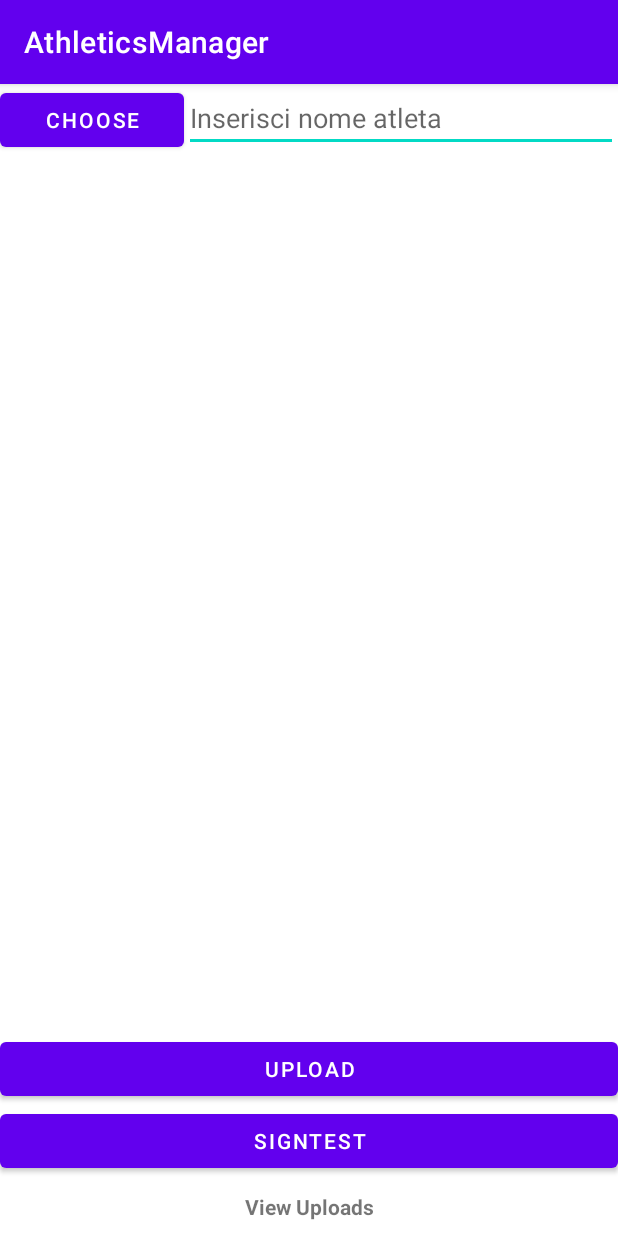
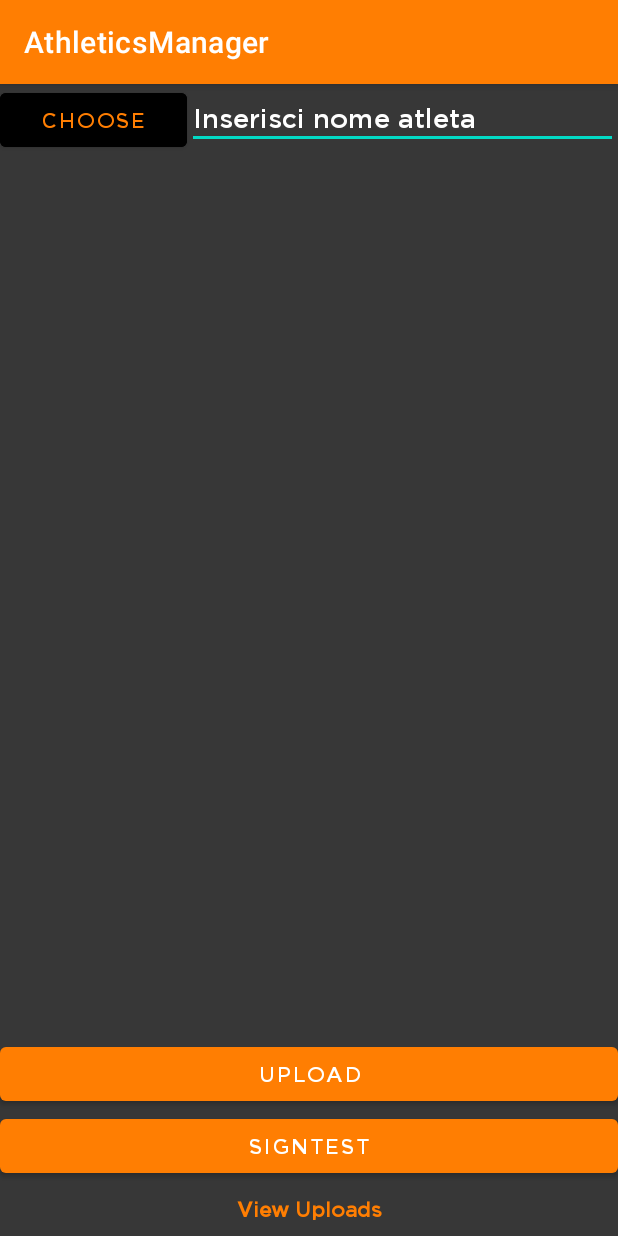
Before and after one commit to UraharaMatt/AthleticsManager, an Android app: the screen it shows after launch (MainActivity), on a phone screen of 412 x 824 dp. Run offline under Robolectric (Android 15) with nearby library versions, the phone set to English and light mode, and no system bars; our stand-ins replace Firebase (no records; nobody signed in at launch, a user with empty details on screens opened directly); 3 statements that could not run were skipped.

```diff
--- a/app/build.gradle
+++ b/app/build.gradle
@@ -50,6 +50,9 @@ dependencies {
     implementation 'androidx.appcompat:appcompat:1.5.0'
     implementation 'com.google.android.material:material:1.6.1'
     implementation 'androidx.constraintlayout:constraintlayout:2.1.4'
+    implementation 'androidx.annotation:annotation:1.2.0'
+    implementation 'androidx.lifecycle:lifecycle-livedata-ktx:2.4.1'
+    implementation 'androidx.lifecycle:lifecycle-viewmodel-ktx:2.4.1'
     testImplementation 'junit:junit:4.13.2'
     androidTestImplementation 'androidx.test.ext:junit:1.1.3'
     androidTestImplementation 'androidx.test.espresso:espresso-core:3.4.0'
--- a/app/src/main/res/layout/activity_main.xml
+++ b/app/src/main/res/layout/activity_main.xml
@@ -4,6 +4,7 @@
     android:id="@+id/activity_main"
     android:layout_width="match_parent"
     android:layout_height="match_parent"
+    android:background="#373737"
     tools:context="MainActivity">
 
     <LinearLayout
@@ -17,14 +18,23 @@
             android:layout_width="wrap_content"
             android:layout_height="wrap_content"
             android:layout_weight="1"
-            android:text="Choose" />
+            android:backgroundTint="@color/black"
+            android:fontFamily="@font/gotham2"
+            android:text="Choose"
+            android:textColor="@color/orangeAccent"
+            android:textColorHint="@color/black" />
 
         <EditText
             android:id="@+id/eTXTNomeFile"
             android:layout_width="wrap_content"
             android:layout_height="wrap_content"
             android:layout_weight="4"
-            android:hint="Inserisci nome atleta" />
+            android:fontFamily="@font/gotham2"
+            android:hint="Inserisci nome atleta"
+            android:textColor="@color/white"
+            android:textColorHighlight="#FF5722"
+            android:textColorHint="@color/white"
+            android:textColorLink="@color/orangeAccent" />
 
     </LinearLayout>
 
@@ -33,9 +43,9 @@
         android:id="@+id/imageView"
         android:layout_width="match_parent"
         android:layout_height="wrap_content"
-        android:layout_alignParentLeft="true"
+        android:layout_below="@+id/linearLayout"
         android:layout_alignParentStart="true"
-        android:layout_below="@+id/linearLayout" />
+        android:layout_alignParentLeft="true" />
 
     <LinearLayout
         android:layout_width="match_parent"
@@ -47,23 +57,29 @@
             android:id="@+id/buttonUpload"
             android:layout_width="match_parent"
             android:layout_height="0dp"
-            android:textColor="@color/white"
             android:layout_weight="1"
-            android:text="Upload" />
+            android:fontFamily="@font/gotham2"
+            android:text="Upload"
+            android:textColor="@color/white" />
+
         <Button
             android:id="@+id/buttonsignA"
             android:layout_width="match_parent"
             android:layout_height="0dp"
-            android:textColor="@color/white"
             android:layout_weight="1"
-            android:text="SignTest" />
+            android:fontFamily="@font/gotham2"
+            android:text="SignTest"
+            android:textColor="@color/white" />
+
         <TextView
             android:id="@+id/textViewShow"
             android:layout_width="match_parent"
             android:layout_height="wrap_content"
+            android:fontFamily="@font/gotham2"
             android:padding="10dp"
             android:text="View Uploads"
             android:textAlignment="center"
+            android:textColor="@color/orangeAccent"
             android:textStyle="bold" />
     </LinearLayout>
 </RelativeLayout>
--- /dev/null
+++ b/app/src/main/res/values-land/dimens.xml
@@ -0,0 +1,3 @@
+<resources>
+ <dimen name="activity_horizontal_margin">48dp</dimen>
+</resources>
--- /dev/null
+++ b/app/src/main/res/values-w1240dp/dimens.xml
@@ -0,0 +1,3 @@
+<resources>
+ <dimen name="activity_horizontal_margin">200dp</dimen>
+</resources>
--- /dev/null
+++ b/app/src/main/res/values-w600dp/dimens.xml
@@ -0,0 +1,3 @@
+<resources>
+ <dimen name="activity_horizontal_margin">48dp</dimen>
+</resources>
--- a/app/src/main/res/values/colors.xml
+++ b/app/src/main/res/values/colors.xml
@@ -7,4 +7,5 @@
     <color name="teal_700">#FF018786</color>
     <color name="black">#FF000000</color>
     <color name="white">#FFFFFFFF</color>
+    <color name="orangeAccent">#ff7e02</color>
 </resources>
--- /dev/null
+++ b/app/src/main/res/values/dimens.xml
@@ -0,0 +1,5 @@
+<resources>
+    <!-- Default screen margins, per the Android Design guidelines. -->
+ <dimen name="activity_horizontal_margin">16dp</dimen>
+ <dimen name="activity_vertical_margin">16dp</dimen>
+</resources>
--- a/app/src/main/res/values/themes.xml
+++ b/app/src/main/res/values/themes.xml
@@ -2,7 +2,7 @@
     <!-- Base application theme. -->
     <style name="Theme.AthleticsManager" parent="Theme.MaterialComponents.DayNight.DarkActionBar">
         <!-- Primary brand color. -->
-        <item name="colorPrimary">@color/purple_500</item>
+        <item name="colorPrimary">@color/orangeAccent</item>
         <item name="colorPrimaryVariant">@color/purple_700</item>
         <item name="colorOnPrimary">@color/white</item>
         <!-- Secondary brand color. -->
```
Also changed, not shown: app/src/main/AndroidManifest.xml (+8 -0 lines), app/src/main/java/com/example/athleticsmanager/LoginActivity.kt (added, +11 -0 lines), app/src/main/java/com/example/athleticsmanager/MainActivity.kt (+13 -14 lines), app/src/main/java/com/example/athleticsmanager/SignUpActivity.kt (added, +11 -0 lines), app/src/main/res/layout/activity_login.xml (added, +9 -0 lines), app/src/main/res/layout/activity_sign_up.xml (added, +9 -0 lines), app/src/main/res/values/strings.xml (+9 -0 lines), app/src/main/res/font/gotham2.ttf (added), app/src/main/res/font/gothamthin.otf (added).
